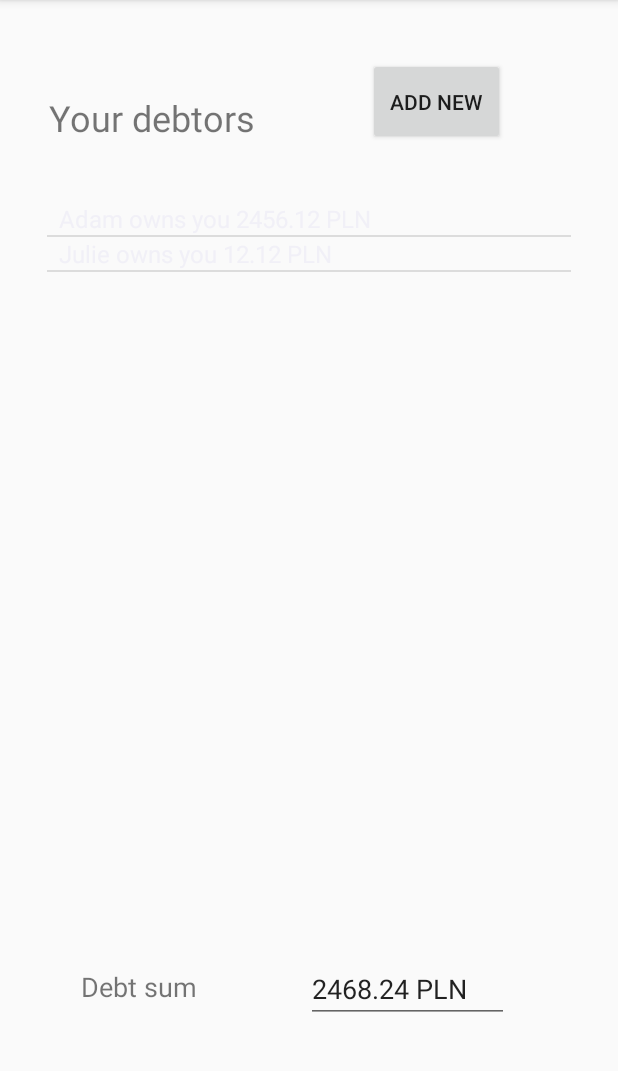
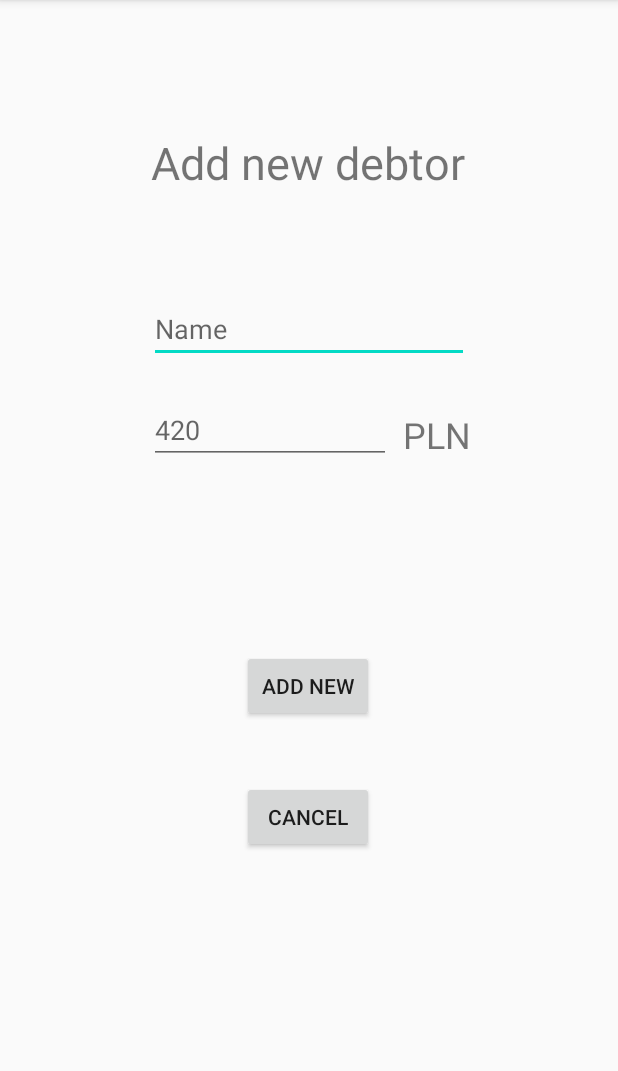
Before and after one commit to wgolanka/paymeapp, an Android app: the screen it shows after launch (MainActivity before the commit, AddDebtorActivity after it), after a tap on "ADD NEW", on a phone screen of 412 x 824 dp, the part 84-1155 px from its top. Run offline under Robolectric (Android 15) with nearby library versions, the phone set to English and light mode, and no system bars.

Commit message:
Add second activity screen with simple UI and adding debtors functionality

```diff
--- a/app/src/main/AndroidManifest.xml
+++ b/app/src/main/AndroidManifest.xml
@@ -9,6 +9,7 @@
         android:roundIcon="@mipmap/ic_launcher_round"
         android:supportsRtl="true"
         android:theme="@style/AppTheme">
+        <activity android:name=".AddDebtorActivity"></activity>
         <activity android:name=".MainActivity">
             <intent-filter>
                 <action android:name="android.intent.action.MAIN" />
--- /dev/null
+++ b/app/src/main/java/com/example/paymeapp/AddDebtorActivity.kt
@@ -0,0 +1,30 @@
+package com.example.paymeapp
+
+import android.os.Bundle
+import android.view.View
+import android.widget.EditText
+import androidx.appcompat.app.AppCompatActivity
+
+class AddDebtorActivity : AppCompatActivity() {
+
+    override fun onCreate(savedInstanceState: Bundle?) {
+        super.onCreate(savedInstanceState)
+        setContentView(R.layout.activity_add_debtor)
+    }
+
+    fun addNewDebtor(view: View) {
+        val debtorName: EditText = findViewById(R.id.editText_name)
+        val debtorOwned: EditText = findViewById(R.id.editTex_owned)
+
+        //TODO handle null or empty fields ( 0 in case of owned sum)
+
+        val name: String = debtorName.text.toString()
+        val owned: Double = debtorOwned.text.toString().toDouble() //TODO handle possible exception
+
+
+        val debtor = Debtor(name, owned)
+        MainActivity.allDebtors.add(debtor)
+
+        finish()
+    }
+}
--- a/app/src/main/java/com/example/paymeapp/MainActivity.kt
+++ b/app/src/main/java/com/example/paymeapp/MainActivity.kt
@@ -1,5 +1,6 @@
 package com.example.paymeapp
 
+import android.content.Intent
 import android.os.Bundle
 import android.widget.ArrayAdapter
 import android.widget.Button
@@ -9,7 +10,10 @@ import androidx.appcompat.app.AppCompatActivity
 
 class MainActivity : AppCompatActivity() {
 
-    var allDebtors: ArrayList<Debtor> = arrayListOf()
+    companion object {
+        var allDebtors: ArrayList<Debtor> = arrayListOf()
+    }
+
     private var adapter: ArrayAdapter<Debtor>? = null
 
     override fun onCreate(savedInstanceState: Bundle?) {
@@ -31,12 +35,12 @@ class MainActivity : AppCompatActivity() {
         val debtor2 = Debtor("Julie", 12.12)
 
         addDebtor.setOnClickListener {
-
-            allDebtors.add(debtor1)
-            allDebtors.add(debtor2)
-            adapter!!.notifyDataSetChanged()
-
-            updateDebtSum() //TODO where to put this method so it runs always after adding new debtor?
+            openAddDebtorActivity()
+//            allDebtors.add(debtor1)
+//            allDebtors.add(debtor2)
+//            adapter!!.notifyDataSetChanged()
+//
+//            updateDebtSum() //TODO where to put this method so it runs always after adding new debtor?
         }
         updateDebtSum()
     }
@@ -50,4 +54,9 @@ class MainActivity : AppCompatActivity() {
         //TODO round the sum number, it gets ugly with big numbers
         debtSum.text = "$sum PLN"
     }
+
+    private fun openAddDebtorActivity() {
+        val intent = Intent(this, AddDebtorActivity::class.java)
+        startActivity(intent)
+    }
 }
--- /dev/null
+++ b/app/src/main/res/layout/activity_add_debtor.xml
@@ -0,0 +1,84 @@
+<?xml version="1.0" encoding="utf-8"?>
+<androidx.constraintlayout.widget.ConstraintLayout xmlns:android="http://schemas.android.com/apk/res/android"
+    xmlns:app="http://schemas.android.com/apk/res-auto"
+    xmlns:tools="http://schemas.android.com/tools"
+    android:layout_width="match_parent"
+    android:layout_height="match_parent"
+    tools:context=".AddDebtorActivity">
+
+    <EditText
+        android:id="@+id/editText_name"
+        android:layout_width="wrap_content"
+        android:layout_height="wrap_content"
+        android:layout_marginTop="68dp"
+        android:ems="10"
+        android:hint="@string/edit_text_hint_name"
+        android:inputType="textPersonName"
+        app:layout_constraintEnd_toEndOf="parent"
+        app:layout_constraintStart_toStartOf="parent"
+        app:layout_constraintTop_toBottomOf="@+id/textView_add_new_debtor"
+        android:autofillHints="" />
+
+    <EditText
+        android:id="@+id/editTex_owned"
+        android:layout_width="161dp"
+        android:layout_height="39dp"
+        android:layout_marginTop="28dp"
+        android:ems="10"
+        android:hint="@string/field_text_hint"
+        android:inputType="number"
+        app:layout_constraintEnd_toEndOf="parent"
+        app:layout_constraintHorizontal_bias="0.396"
+        app:layout_constraintStart_toStartOf="parent"
+        app:layout_constraintTop_toBottomOf="@+id/editText_name"
+        android:autofillHints="" />
+
+    <Button
+        android:id="@+id/button_add"
+        android:layout_width="wrap_content"
+        android:layout_height="wrap_content"
+        android:layout_marginTop="124dp"
+        android:text="@string/add_new_debtor_button"
+        android:onClick="addNewDebtor"
+        app:layout_constraintEnd_toEndOf="parent"
+        app:layout_constraintHorizontal_bias="0.498"
+        app:layout_constraintStart_toStartOf="parent"
+        app:layout_constraintTop_toBottomOf="@+id/editTex_owned" />
+
+    <Button
+        android:id="@+id/button_cancel"
+        android:layout_width="wrap_content"
+        android:layout_height="wrap_content"
+        android:text="@string/button_text_cancel"
+        app:layout_constraintBottom_toBottomOf="parent"
+        app:layout_constraintEnd_toEndOf="parent"
+        app:layout_constraintHorizontal_bias="0.498"
+        app:layout_constraintStart_toStartOf="parent"
+        app:layout_constraintTop_toBottomOf="@+id/button_add"
+        app:layout_constraintVertical_bias="0.165" />
+
+    <TextView
+        android:id="@+id/textView_add_new_debtor"
+        android:layout_width="wrap_content"
+        android:layout_height="wrap_content"
+        android:layout_marginTop="88dp"
+        android:text="@string/text_add_new_debtor"
+        android:textSize="30sp"
+        app:layout_constraintEnd_toEndOf="parent"
+        app:layout_constraintHorizontal_bias="0.497"
+        app:layout_constraintStart_toStartOf="parent"
+        app:layout_constraintTop_toTopOf="parent" />
+
+    <TextView
+        android:id="@+id/textView_currency"
+        android:layout_width="wrap_content"
+        android:layout_height="wrap_content"
+        android:text="@string/edit_text_PLN"
+        android:textSize="24sp"
+        app:layout_constraintBottom_toBottomOf="@+id/editTex_owned"
+        app:layout_constraintEnd_toEndOf="parent"
+        app:layout_constraintHorizontal_bias="0.074"
+        app:layout_constraintStart_toEndOf="@+id/editTex_owned"
+        app:layout_constraintTop_toTopOf="@+id/editTex_owned"
+        app:layout_constraintVertical_bias="0.529" />
+</androidx.constraintlayout.widget.ConstraintLayout>
--- a/app/src/main/res/values/strings.xml
+++ b/app/src/main/res/values/strings.xml
@@ -4,4 +4,9 @@
     <string name="add_new_debtor_button">Add new</string>
     <string name="debt_sum_text">Debt sum</string>
     <string name="sum_of_debts_desc">sum of debts</string>
+    <string name="button_text_cancel">Cancel</string>
+    <string name="text_add_new_debtor">Add new debtor</string>
+    <string name="edit_text_hint_name">Name</string>
+    <string name="edit_text_PLN">PLN</string>
+    <string name="field_text_hint">420</string>
 </resources>
```
